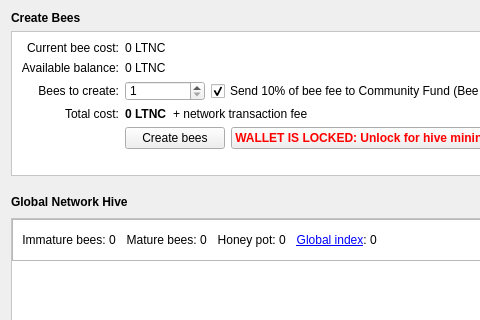
This is src/qt/forms/hivedialog.ui in MerlinMagic2018/Lightning-Cash as Qt 5 draws it before an edit; both pictures show x 0 to 480 and y 0 to 320 of the 1000 by 690 pixel window. The edited form follows.
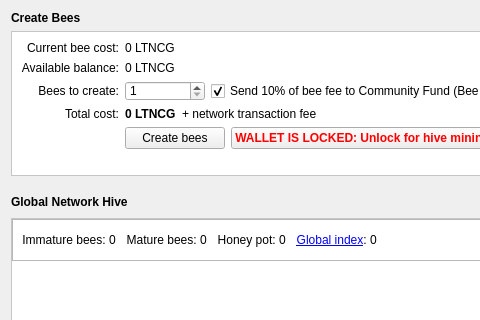
This is the edited form. Icons and pictures are not drawn. Custom widgets are drawn as their Qt base class.

Commit message: Ticker change from LTNC to LTNCG

Diff of the .ui file:
```diff
--- a/src/qt/forms/hivedialog.ui
+++ b/src/qt/forms/hivedialog.ui
@@ -158,7 +158,7 @@
            </font>
           </property>
           <property name="text">
-           <string>0 LTNC</string>
+           <string>0 LTNCG</string>
           </property>
          </widget>
         </item>
@@ -269,7 +269,7 @@
            </font>
           </property>
           <property name="text">
-           <string>0 LTNC</string>
+           <string>0 LTNCG</string>
           </property>
          </widget>
         </item>
@@ -373,7 +373,7 @@
            </font>
           </property>
           <property name="text">
-           <string>0 LTNC</string>
+           <string>0 LTNCG</string>
           </property>
          </widget>
         </item>
```
The commit also changes 12 other files.
